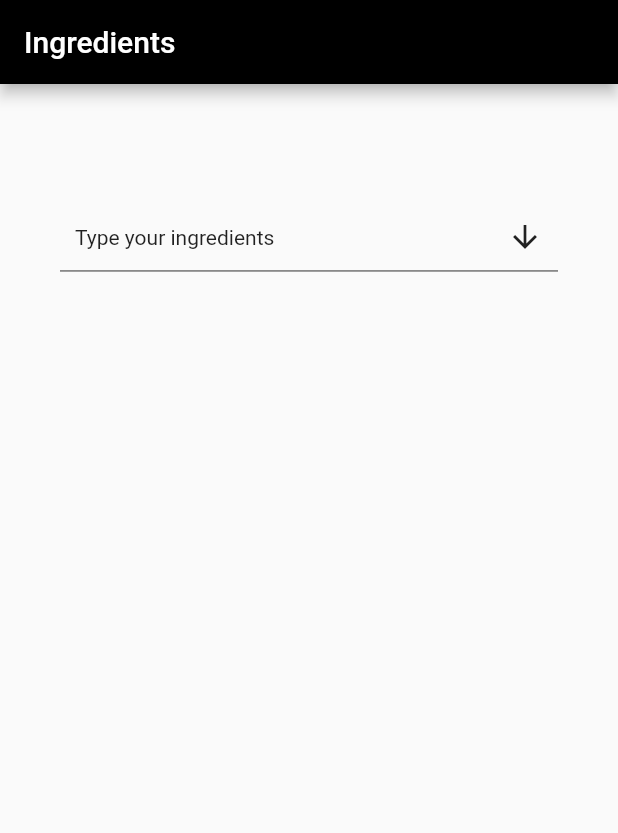
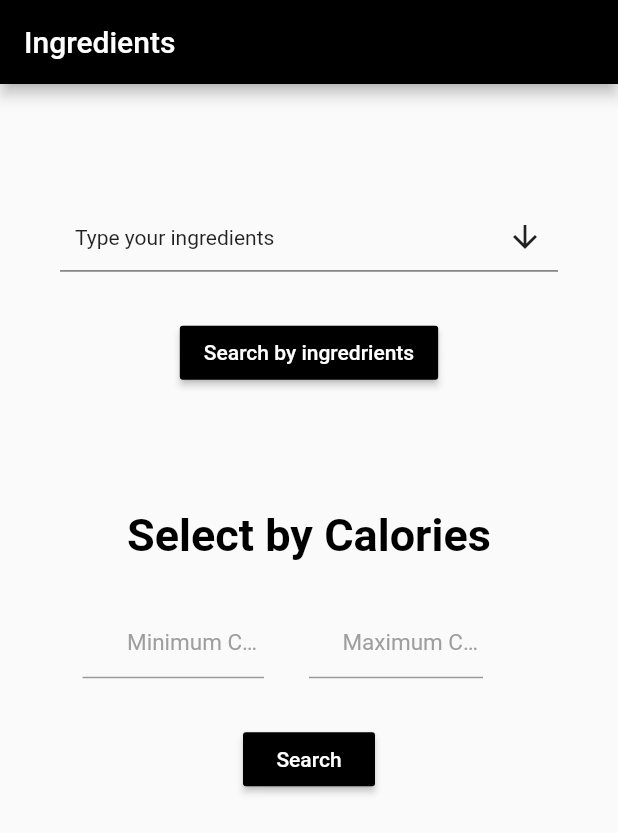
Before and after one commit to nolita26/QuikBite, a Flutter app: the Ingredients screen opened directly, on a phone screen of 412 x 824 dp. Shown: the top 833 px of the screen. Run offline on Flutter 3.47's test engine with Material 2 defaults, Android fonts, the phone set to English and light mode, and no system bars; drawn by our look-alikes of multi_select_flutter; our stand-ins replace cloud_firestore, curved_navigation_bar, firebase_auth, flutter_screenutil, flutter_spinkit, google_maps_flutter and 3 more; accounts and stored records are empty; network calls fail.

Commit message:
Update Ingredients.dart

```diff
--- a/lib/pages/Ingredients.dart
+++ b/lib/pages/Ingredients.dart
@@ -1,6 +1,11 @@
+import 'dart:convert';
+import 'package:crescendo_hack/Maps.dart';
+import 'package:crescendo_hack/essentials/recipies.dart';
 import 'package:flutter/cupertino.dart';
 import 'package:flutter/material.dart';
 import 'package:multi_select_flutter/multi_select_flutter.dart';
+import 'package:http/http.dart' as http;
+import 'package:crescendo_hack/essentials/themecolor.dart';
 
 class Animal {
   final int id;
@@ -20,6 +25,17 @@ class Ingredients extends StatefulWidget {
 }
 
 class _IngredientsState extends State<Ingredients> {
+  Future<ingredient> ingred;
+
+  Future<ingredient> getData() async {
+    http.Response response = await http.get('C:\Users\nolit\Documents\Node-express-backend\allIngredients.json');
+    if (response.statusCode == 200) {
+      return ingredient.fromJson(jsonDecode(response.body));
+    } else {
+      throw Exception('Failed to load album');
+    }
+  }
+
   static List<Animal> _animals = [
     Animal(id: 1, name: "chilli powder"),
     Animal(id: 2, name: "coriander"),
@@ -53,6 +69,7 @@ class _IngredientsState extends State<Ingredients> {
   void initState() {
     _selectedAnimals5 = _animals;
     super.initState();
+    ingred = getData();
   }
 
   @override
@@ -82,8 +99,11 @@ class _IngredientsState extends State<Ingredients> {
                       return "Required";
                     }
                     List<String> names = values.map((e) => e.name).toList();
-                  if (names.contains("salt")) {
-                    return "Salt! yayyy!";
+                    var id = 19;
+                    if (names.length > id - 1) {
+                      return "Found item";
+                    } else {
+                      // Maps();
                     }
                     return null;
                   },
@@ -102,10 +122,112 @@ class _IngredientsState extends State<Ingredients> {
                     },
                   ),
                 ),
+              SizedBox(height: 30),
+              RaisedButton(
+                color: Colors.black,
+                child: Text("Search by ingredrients", style: TextStyle(color: Colors.white),),
+                onPressed: () {
+                  showDialog(
+                    context: context,
+                    builder: (context) {
+                      return Dialog(
+                        shape: RoundedRectangleBorder(borderRadius: BorderRadius.circular(40)),
+                        elevation: 16,
+                        child: Container(
+                          padding: EdgeInsets.fromLTRB(14, 10, 14, 20),
+                          height: 250.0,
+                          width: 380.0,
+                          child: ListView(
+                            children: <Widget>[
+                              SizedBox(height: 20),
+                              Center(
+                                child: Text(
+                                  "                   NOTE:\nSome of the ingredients are missing. You can find it in your nearby grocery store given below.",
+                                  style: TextStyle(fontSize: 24, color: kThemeColor, fontWeight: FontWeight.bold),
+                                ),
+                              ),
+                              RaisedButton(
+                                onPressed: () {
+                                  Navigator.pushReplacement(
+                                    context,
+                                    MaterialPageRoute(builder: (context) => PlacesSearchMapSample()),
+                                  );
+                                },
+                                child: Text(
+                                  "Click here",
+                                  style: TextStyle(color: Colors.white),
+                                ),
+                                color: Colors.black,
+                              ),
                             ],
                           ),
                         ),
+                      );
+                    },
+                  );
+                },
+              ),
+              SizedBox(height: 80),
+              Center(child: Text("Select by Calories", style: TextStyle(color: Colors.black, fontSize: 30, fontWeight: FontWeight.bold),)),
+              SizedBox(height: 30),
+              Row(
+            children: <Widget>[
+              Expanded(
+                child: Padding(
+                  padding: const EdgeInsets.only(left: 15, right: 30),
+                  child: TextFormField(
+                    decoration: InputDecoration(
+                        hintText: "        Minimum Calories",
+                        hintStyle:
+                        TextStyle(color: Colors.grey, fontSize: 15.0)),
+                    keyboardType: TextInputType.text,
+                  ),
+                ),
+              ),
+              Expanded(
+                child: Padding(
+                  padding: const EdgeInsets.only(right: 50),
+                  child: TextFormField(
+                    decoration: InputDecoration(
+                        hintText: "      Maximum Calories",
+                        hintStyle:
+                        TextStyle(color: Colors.grey, fontSize: 15.0)),
+                    keyboardType: TextInputType.text,
+                  ),
+                ),
+              ),
+            ],
+          ),
+              SizedBox(height: 30,),
+              RaisedButton(
+                onPressed: () {
+                  Navigator.pushReplacement(
+                    context,
+                    MaterialPageRoute(builder: (context) => Recipies()),
+                  );
+                },
+                child: Text(
+                  "Search",
+                  style: TextStyle(color: Colors.white),
+                ),
+                color: Colors.black,
+              ),
+        ])),
       ),
     );
   }
 }
+
+class ingredient{
+  final int recipe_ids;
+  final String name;
+
+  ingredient({this.recipe_ids, this.name});
+
+  factory ingredient.fromJson(Map<String, dynamic> json) {
+    return ingredient(
+        recipe_ids: json['recipe_ids'],
+        name: json['name'],
+    );
+  }
+}
```
Lines whose indentation alone changed are shown as unchanged.
